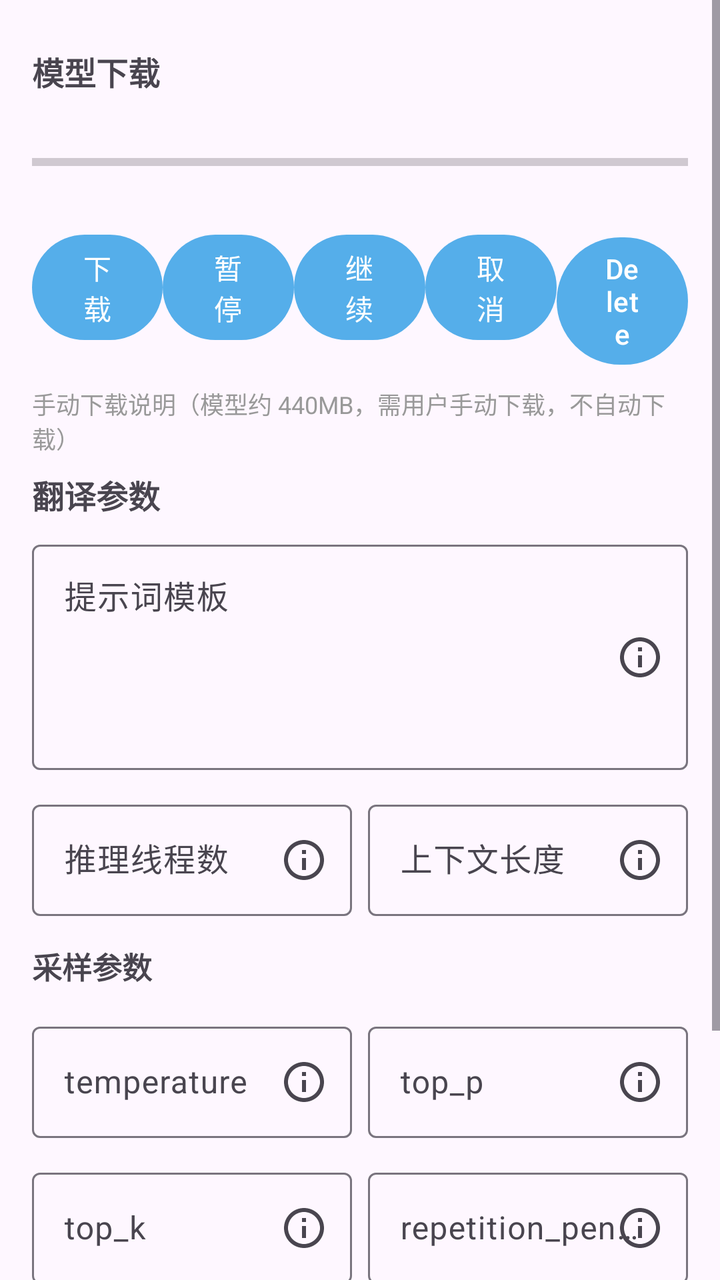
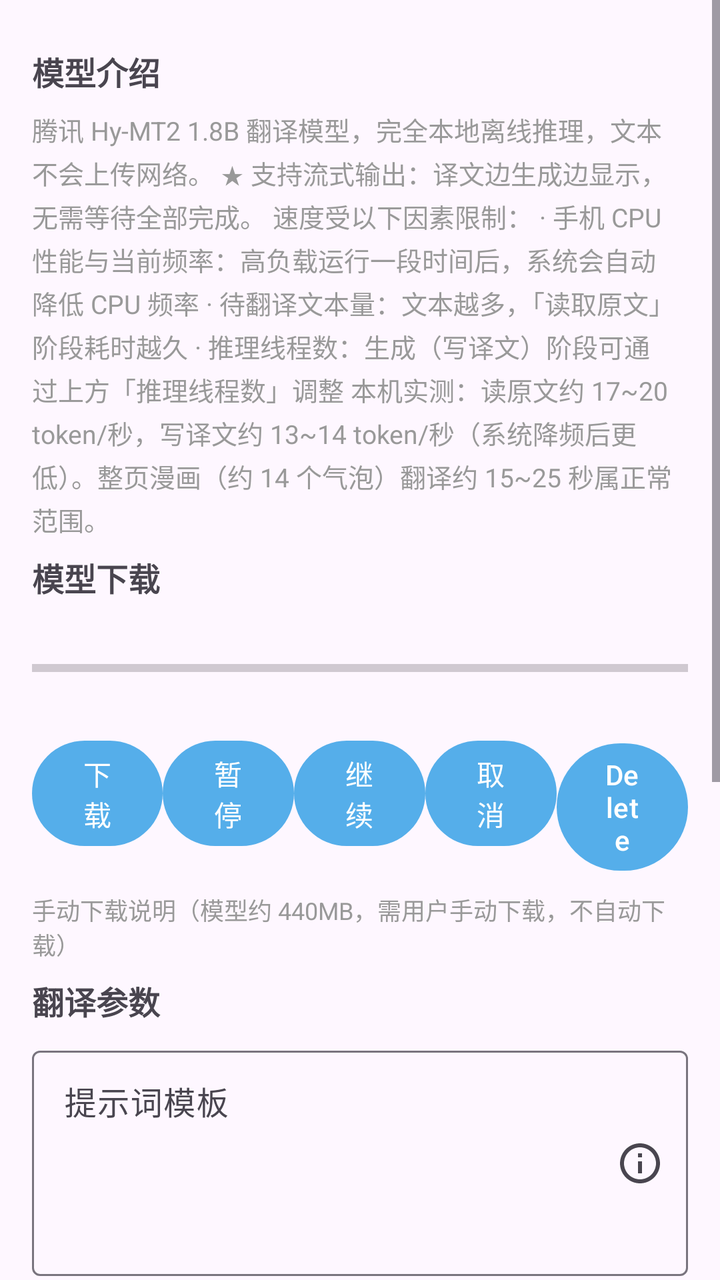

Before-and-after screenshots of an Android layout around one commit, followed by the original layout XML and the change that was made.
<!-- AndroidManifest.xml: application theme Theme.MT -->
<!-- res/layout/fragment_hymt2_detail.xml -->
<?xml version="1.0" encoding="utf-8"?>
<ScrollView xmlns:android="http://schemas.android.com/apk/res/android"
    xmlns:app="http://schemas.android.com/apk/res-auto"
    android:layout_width="match_parent"
    android:layout_height="match_parent"
    android:fillViewport="true">

    <LinearLayout
        android:layout_width="match_parent"
        android:layout_height="wrap_content"
        android:orientation="vertical"
        android:padding="16dp">

        
        <TextView
            android:id="@+id/downloadTitle"
            android:layout_width="match_parent"
            android:layout_height="wrap_content"
            android:paddingVertical="8dp"
            android:text="@string/hymt2_section_download"
            android:textSize="16sp"
            android:textStyle="bold" />

        <TextView
            android:id="@+id/statusText"
            android:layout_width="match_parent"
            android:layout_height="wrap_content"
            android:textColor="#999999"
            android:textSize="13sp" />

        <ProgressBar
            android:id="@+id/progressBar"
            style="?android:attr/progressBarStyleHorizontal"
            android:layout_width="match_parent"
            android:layout_height="wrap_content"
            android:max="100" />

        <TextView
            android:id="@+id/progressText"
            android:layout_width="match_parent"
            android:layout_height="wrap_content"
            android:textSize="12sp" />

        <LinearLayout
            android:layout_width="match_parent"
            android:layout_height="wrap_content"
            android:layout_marginTop="8dp"
            android:orientation="horizontal">

            <Button
                android:id="@+id/downloadButton"
                android:layout_width="0dp"
                android:layout_height="wrap_content"
                android:layout_weight="1"
                android:text="@string/download" />

            <Button
                android:id="@+id/pauseButton"
                android:layout_width="0dp"
                android:layout_height="wrap_content"
                android:layout_weight="1"
                android:text="@string/pause" />

            <Button
                android:id="@+id/resumeButton"
                android:layout_width="0dp"
                android:layout_height="wrap_content"
                android:layout_weight="1"
                android:text="@string/resume" />

            <Button
                android:id="@+id/cancelButton"
                android:layout_width="0dp"
                android:layout_height="wrap_content"
                android:layout_weight="1"
                android:text="@string/cancel" />

            <Button
                android:id="@+id/deleteButton"
                android:layout_width="0dp"
                android:layout_height="wrap_content"
                android:layout_weight="1"
                android:text="@string/delete" />
        </LinearLayout>

        <TextView
            android:id="@+id/download_hand_Text"
            android:layout_width="match_parent"
            android:layout_height="wrap_content"
            android:paddingTop="8dp"
            android:text="@string/hymt2_download_help"
            android:textColor="#999999"
            android:textSize="12sp" />

        
        <TextView
            android:id="@+id/paramsTitle"
            android:layout_width="match_parent"
            android:layout_height="wrap_content"
            android:paddingVertical="8dp"
            android:text="@string/hymt2_section_params"
            android:textSize="16sp"
            android:textStyle="bold" />

        
        <com.google.android.material.textfield.TextInputLayout
            android:id="@+id/promptInput"
            style="@style/Widget.Material3.TextInputLayout.OutlinedBox"
            android:layout_width="match_parent"
            android:layout_height="wrap_content"
            android:hint="@string/hymt2_prompt_label"
            app:endIconMode="custom"
            app:endIconDrawable="@drawable/ic_param_info">

            <EditText
                android:id="@+id/promptEdit"
                android:layout_width="match_parent"
                android:layout_height="wrap_content"
                android:gravity="top"
                android:inputType="textMultiLine"
                android:minLines="4" />
        </com.google.android.material.textfield.TextInputLayout>

        
        <LinearLayout
            android:layout_width="match_parent"
            android:layout_height="wrap_content"
            android:layout_marginTop="12dp"
            android:orientation="horizontal">

            <com.google.android.material.textfield.TextInputLayout
                android:id="@+id/threadsInput"
                style="@style/Widget.Material3.TextInputLayout.OutlinedBox"
                android:layout_width="0dp"
                android:layout_height="wrap_content"
                android:layout_marginEnd="8dp"
                android:layout_weight="1"
                android:hint="@string/hymt2_threads_label"
                app:endIconMode="custom"
                app:endIconDrawable="@drawable/ic_param_info">

                <EditText
                    android:id="@+id/threadsEdit"
                    android:layout_width="match_parent"
                    android:layout_height="wrap_content"
                    android:inputType="number" />
            </com.google.android.material.textfield.TextInputLayout>

            <com.google.android.material.textfield.TextInputLayout
                android:id="@+id/contextInput"
                style="@style/Widget.Material3.TextInputLayout.OutlinedBox.ExposedDropdownMenu"
                android:layout_width="0dp"
                android:layout_height="wrap_content"
                android:layout_weight="1"
                android:hint="@string/hymt2_context_label"
                app:endIconMode="custom"
                app:endIconDrawable="@drawable/ic_param_info">

                <com.google.android.material.textfield.MaterialAutoCompleteTextView
                    android:id="@+id/contextSelect"
                    android:layout_width="match_parent"
                    android:layout_height="wrap_content"
                    android:inputType="none" />
            </com.google.android.material.textfield.TextInputLayout>
        </LinearLayout>

        
        <TextView
            android:layout_width="match_parent"
            android:layout_height="wrap_content"
            android:paddingVertical="14dp"
            android:text="@string/hymt2_sample_subtitle"
            android:textSize="15sp"
            android:textStyle="bold" />

        
        <LinearLayout
            android:layout_width="match_parent"
            android:layout_height="wrap_content"
            android:orientation="horizontal">

            <com.google.android.material.textfield.TextInputLayout
                android:id="@+id/tempInput"
                style="@style/Widget.Material3.TextInputLayout.OutlinedBox"
                android:layout_width="0dp"
                android:layout_height="wrap_content"
                android:layout_marginEnd="8dp"
                android:layout_weight="1"
                android:hint="@string/hymt2_temp_label"
                app:endIconMode="custom"
                app:endIconDrawable="@drawable/ic_param_info">

                <EditText
                    android:id="@+id/tempEdit"
                    android:layout_width="match_parent"
                    android:layout_height="wrap_content"
                    android:inputType="numberDecimal" />
            </com.google.android.material.textfield.TextInputLayout>

            <com.google.android.material.textfield.TextInputLayout
                android:id="@+id/topPInput"
                style="@style/Widget.Material3.TextInputLayout.OutlinedBox"
                android:layout_width="0dp"
                android:layout_height="wrap_content"
                android:layout_weight="1"
                android:hint="@string/hymt2_top_p_label"
                app:endIconMode="custom"
                app:endIconDrawable="@drawable/ic_param_info">

                <EditText
                    android:id="@+id/topPEdit"
                    android:layout_width="match_parent"
                    android:layout_height="wrap_content"
                    android:inputType="numberDecimal" />
            </com.google.android.material.textfield.TextInputLayout>
        </LinearLayout>

        
        <LinearLayout
            android:layout_width="match_parent"
            android:layout_height="wrap_content"
            android:layout_marginTop="12dp"
            android:orientation="horizontal">

            <com.google.android.material.textfield.TextInputLayout
                android:id="@+id/topKInput"
                style="@style/Widget.Material3.TextInputLayout.OutlinedBox"
                android:layout_width="0dp"
                android:layout_height="wrap_content"
                android:layout_marginEnd="8dp"
                android:layout_weight="1"
                android:hint="@string/hymt2_top_k_label"
                app:endIconMode="custom"
                app:endIconDrawable="@drawable/ic_param_info">

                <EditText
                    android:id="@+id/topKEdit"
                    android:layout_width="match_parent"
                    android:layout_height="wrap_content"
                    android:inputType="number" />
            </com.google.android.material.textfield.TextInputLayout>

            <com.google.android.material.textfield.TextInputLayout
                android:id="@+id/repPenaltyInput"
                style="@style/Widget.Material3.TextInputLayout.OutlinedBox"
                android:layout_width="0dp"
                android:layout_height="wrap_content"
                android:layout_weight="1"
                android:hint="@string/hymt2_rep_penalty_label"
                app:endIconMode="custom"
                app:endIconDrawable="@drawable/ic_param_info">

                <EditText
                    android:id="@+id/repPenaltyEdit"
                    android:layout_width="match_parent"
                    android:layout_height="wrap_content"
                    android:inputType="numberDecimal" />
            </com.google.android.material.textfield.TextInputLayout>
        </LinearLayout>

        
        <com.google.android.material.textfield.TextInputLayout
            android:id="@+id/maxTokensInput"
            style="@style/Widget.Material3.TextInputLayout.OutlinedBox"
            android:layout_width="match_parent"
            android:layout_height="wrap_content"
            android:layout_marginTop="12dp"
            android:hint="@string/hymt2_max_tokens_label"
            app:endIconMode="custom"
            app:endIconDrawable="@drawable/ic_param_info">

            <EditText
                android:id="@+id/maxTokensEdit"
                android:layout_width="match_parent"
                android:layout_height="wrap_content"
                android:inputType="number" />
        </com.google.android.material.textfield.TextInputLayout>

        <Button
            android:id="@+id/saveButton"
            android:layout_width="match_parent"
            android:layout_height="wrap_content"
            android:layout_marginTop="16dp"
            android:text="@string/hymt2_save_params" />
    </LinearLayout>
</ScrollView>
<!-- resources referenced by this layout -->
<resources>
  <!-- drawable ic_param_info (drawable) -->
  <?xml version="1.0" encoding="utf-8"?>
  <vector xmlns:android="http://schemas.android.com/apk/res/android"
      android:width="24dp"
      android:height="24dp"
      android:viewportWidth="24"
      android:viewportHeight="24"
      android:tint="?attr/colorControlNormal">
      <path
          android:fillColor="#FF000000"
          android:pathData="M11,17h2v-6h-2v6zM12,2C6.48,2 2,6.48 2,12s4.48,10 10,10 10,-4.48 10,-10S17.52,2 12,2zM12,20c-4.41,0 -8,-3.59 -8,-8s3.59,-8 8,-8 8,3.59 8,8 -3.59,8 -8,8zM11,9h2L13,7h-2v2z" />
  </vector>
  <string name="cancel">取消</string>
  <string name="delete">Delete</string>
  <string name="download">下载</string>
  <string name="hymt2_context_label">上下文长度</string>
  <string name="hymt2_download_help">手动下载说明（模型约 440MB，需用户手动下载，不自动下载）</string>
  <string name="hymt2_max_tokens_label">max_tokens</string>
  <string name="hymt2_prompt_label">提示词模板</string>
  <string name="hymt2_rep_penalty_label">repetition_penalty</string>
  <string name="hymt2_sample_subtitle">采样参数</string>
  <string name="hymt2_save_params">保存参数</string>
  <string name="hymt2_section_download">模型下载</string>
  <string name="hymt2_section_params">翻译参数</string>
  <string name="hymt2_temp_label">temperature</string>
  <string name="hymt2_threads_label">推理线程数</string>
  <string name="hymt2_top_k_label">top_k</string>
  <string name="hymt2_top_p_label">top_p</string>
  <string name="pause">暂停</string>
  <string name="resume">继续</string>
  <style name="Theme.MT" parent="Base.Theme.MT">
          
          <item name="android:navigationBarColor">@android:color/transparent</item>
          <item name="android:statusBarColor">@android:color/transparent</item>
          <item name="android:windowLightStatusBar">?attr/isLightTheme</item>
      </style>
  <style name="Base.Theme.MT" parent="Theme.Material3.Light.NoActionBar">
          <item name="colorPrimary">#55AEEA</item>
          <item name="android:navigationBarColor">
              @android:color/transparent
          </item>
          <item name="android:enforceNavigationBarContrast">false</item>
          <item name="android:enforceStatusBarContrast">false</item>
      </style>
</resources>

<!-- the commit's change to res/layout/fragment_hymt2_detail.xml (unified diff, before → after) -->
@@ -13,6 +13,25 @@
 
         
         <TextView
+            android:id="@+id/introTitle"
+            android:layout_width="match_parent"
+            android:layout_height="wrap_content"
+            android:paddingVertical="8dp"
+            android:text="@string/hymt2_section_intro"
+            android:textSize="16sp"
+            android:textStyle="bold" />
+
+        <TextView
+            android:id="@+id/introText"
+            android:layout_width="match_parent"
+            android:layout_height="wrap_content"
+            android:lineSpacingExtra="3dp"
+            android:text="@string/hymt2_intro"
+            android:textColor="#999999"
+            android:textSize="13sp" />
+
+        
+        <TextView
             android:id="@+id/downloadTitle"
             android:layout_width="match_parent"
             android:layout_height="wrap_content"
<!-- resource entries referenced after the edit -->
@@ -17,12 +17,23 @@
   <string name="download">下载</string>
   <string name="hymt2_context_label">上下文长度</string>
   <string name="hymt2_download_help">手动下载说明（模型约 440MB，需用户手动下载，不自动下载）</string>
+  <string name="hymt2_intro">腾讯 Hy-MT2 1.8B 翻译模型，完全本地离线推理，文本不会上传网络。
+  
+  ★ 支持流式输出：译文边生成边显示，无需等待全部完成。
+  
+  速度受以下因素限制：
+  · 手机 CPU 性能与当前频率：高负载运行一段时间后，系统会自动降低 CPU 频率
+  · 待翻译文本量：文本越多，「读取原文」阶段耗时越久
+  · 推理线程数：生成（写译文）阶段可通过上方「推理线程数」调整
+  
+  本机实测：读原文约 17~20 token/秒，写译文约 13~14 token/秒（系统降频后更低）。整页漫画（约 14 个气泡）翻译约 15~25 秒属正常范围。</string>
   <string name="hymt2_max_tokens_label">max_tokens</string>
   <string name="hymt2_prompt_label">提示词模板</string>
   <string name="hymt2_rep_penalty_label">repetition_penalty</string>
   <string name="hymt2_sample_subtitle">采样参数</string>
   <string name="hymt2_save_params">保存参数</string>
   <string name="hymt2_section_download">模型下载</string>
+  <string name="hymt2_section_intro">模型介绍</string>
   <string name="hymt2_section_params">翻译参数</string>
   <string name="hymt2_temp_label">temperature</string>
   <string name="hymt2_threads_label">推理线程数</string>
